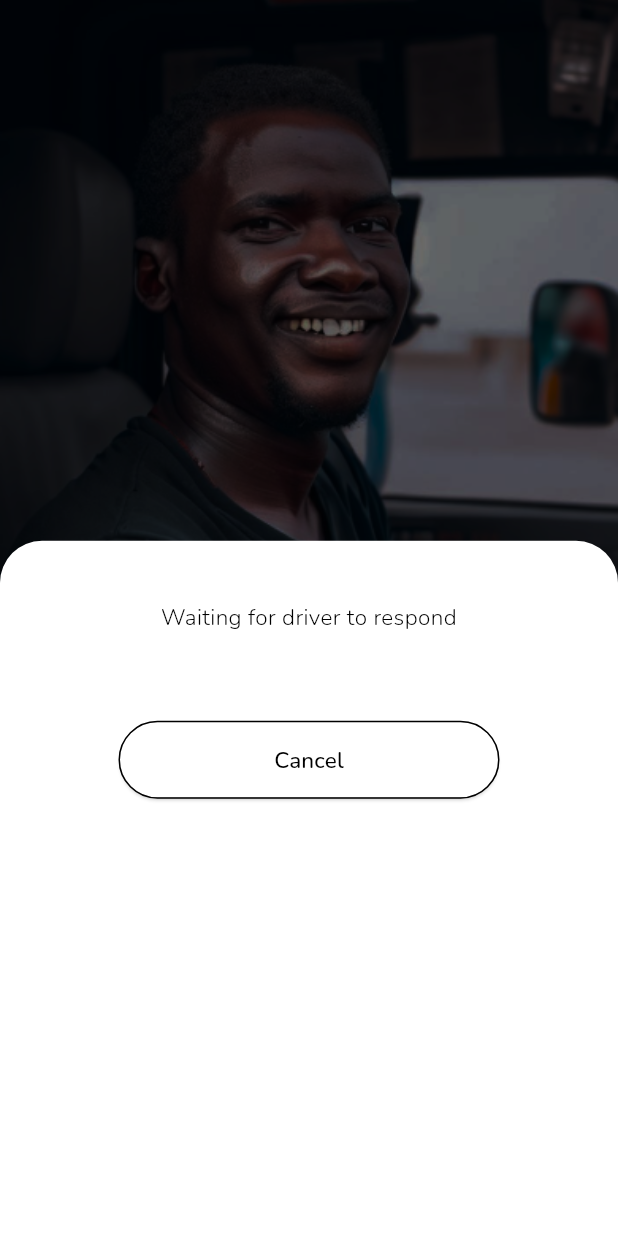
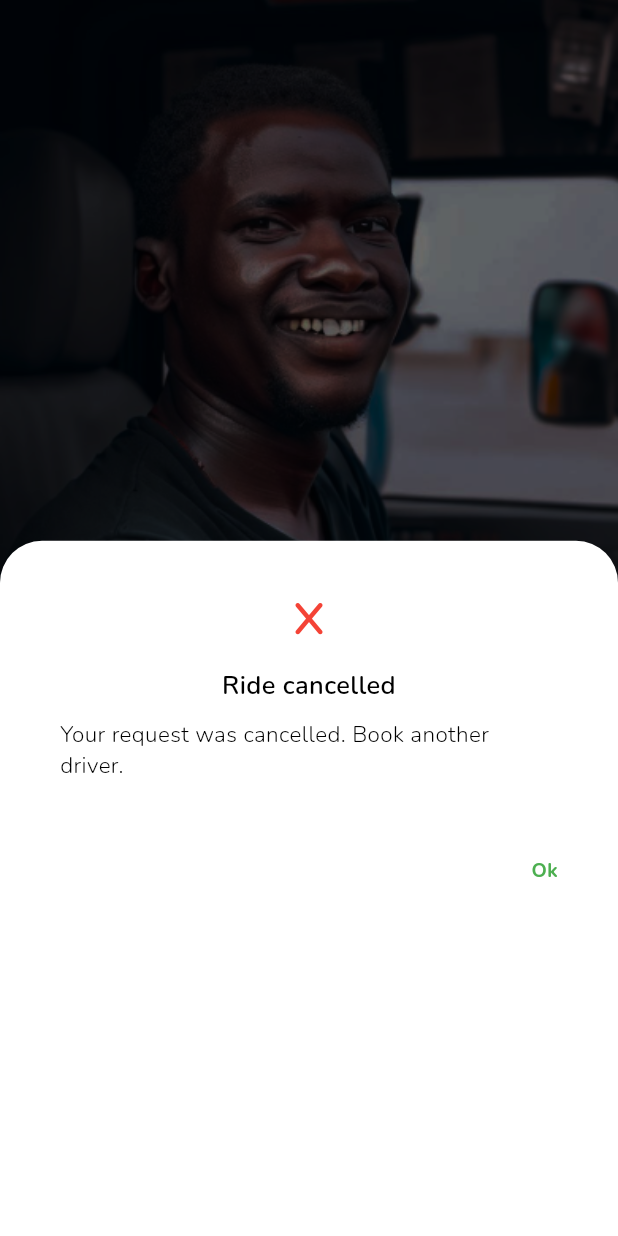
Before and after one commit to codeZe-us/Truckhub, a Flutter app: the screen it shows after launch, after a tap on "Find a truck", on a phone screen of 412 x 824 dp. Run offline on Flutter 3.47's test engine with Material 3 defaults, Android fonts, the phone set to English and light mode, and no system bars; drawn by our look-alikes of dots_indicator; our stand-ins replace firebase_core, flutter_hooks, flutter_rating_bar, flutter_svg, flutter_typeahead, font_awesome_flutter and 6 more; accounts and stored records are empty.

Commit message:
Worked on the booking_status view

```diff
--- a/lib/screens/constants/strings.dart
+++ b/lib/screens/constants/strings.dart
@@ -64,6 +64,10 @@ const vehicleDetailsString = 'Vehicle Details';
 const truckDetailsString = 'Ford T-450, Black';
 const truckNumberString = 'FST537GX';
 const waitingString = 'Waiting for driver to respond';
+const rideBookedString = 'Ride Booked';
+const rideCancelledString = 'Ride cancelled';
+const bookingCancelledString = 'Your request was cancelled. Book another driver.';
+const bookingAcceptedString = 'Driver has accepted your request. Go to notifications if you need to cancel.';
 const driverDistanceString = '800m (5mins away)';
 const driverReviewString = 'Review about rider';
 const noReviewString = 'No review yet';
--- a/lib/screens/views/landing_page_screen.dart
+++ b/lib/screens/views/landing_page_screen.dart
@@ -87,7 +87,10 @@ class LandingPageScreen extends StatelessWidget {
                     const Gap(30),
                     GenericElevatedButton(
                       onPressed: (){
-                        showAwaitingDriversRespons(context: context);
+                        showBookingStatus(
+                          context: context,
+                          rideIsBooked: false
+                        );
                       },
                       title: findAtruckString
                     ),
--- a/lib/screens/views/modal_bottom_sheet_view.dart
+++ b/lib/screens/views/modal_bottom_sheet_view.dart
@@ -1,4 +1,5 @@
 import 'package:flutter/material.dart';
+import 'package:font_awesome_flutter/font_awesome_flutter.dart';
 import 'package:gap/gap.dart';
 import 'package:lottie/lottie.dart';
 import 'package:truckhub/screens/constants/colors.dart';
@@ -8,6 +9,7 @@ import 'package:truckhub/screens/constants/strings.dart';
 import 'package:truckhub/screens/custom_widgets/custom_card_widget.dart';
 import 'package:truckhub/screens/custom_widgets/elevated_button_widget.dart';
 import 'package:truckhub/screens/custom_widgets/text_widget.dart';
+import 'package:truckhub/screens/custom_widgets/textbutton_widget.dart';
 
 
 Future<void> showListOfAvailableDrivers({
@@ -177,3 +179,55 @@ Future<void> showAwaitingDriversRespons({
       );
     },
   );
+
+
+
+
+
+Future<void> showBookingStatus({
+  required bool rideIsBooked,
+  required BuildContext context
+}) => showModalBottomSheet<void>(
+    backgroundColor: whiteColor,
+    context: context,
+    builder:(context) {
+      return Padding(
+        padding: const EdgeInsets.fromLTRB(40, 20, 40, 0),
+        child: ListView(
+          children: [
+            const Gap(20),
+            Center(
+              child: FaIcon(
+                rideIsBooked ? Icons.check : FontAwesomeIcons.x,
+                color: rideIsBooked ? greenColor : redColor,
+              ),
+            ),
+            const Gap(20),
+            GenericText(
+              fontSize: fontSize3half,
+              fontWeight: fontWeight6,
+              text: rideIsBooked ? rideBookedString : rideCancelledString
+            ),
+            const Gap(10),
+            GenericText(
+              noCenterAlign: true,
+              fontSize: fontSize3,
+              fontWeight: fontWeight3,
+              text: rideIsBooked ? bookingAcceptedString : bookingCancelledString
+            ),
+            const Gap(50),
+            Align(
+              alignment: Alignment.centerRight,
+              child: GenericTextButton(
+                onTap: () => Navigator.pop(context),
+                title: okString,
+                color: greenColor,
+                fontSize: fontSize2half,
+                fontWeight: fontWeight7,
+              ),
+            )
+          ],
+        ),
+      );
+    },
+  );
```
